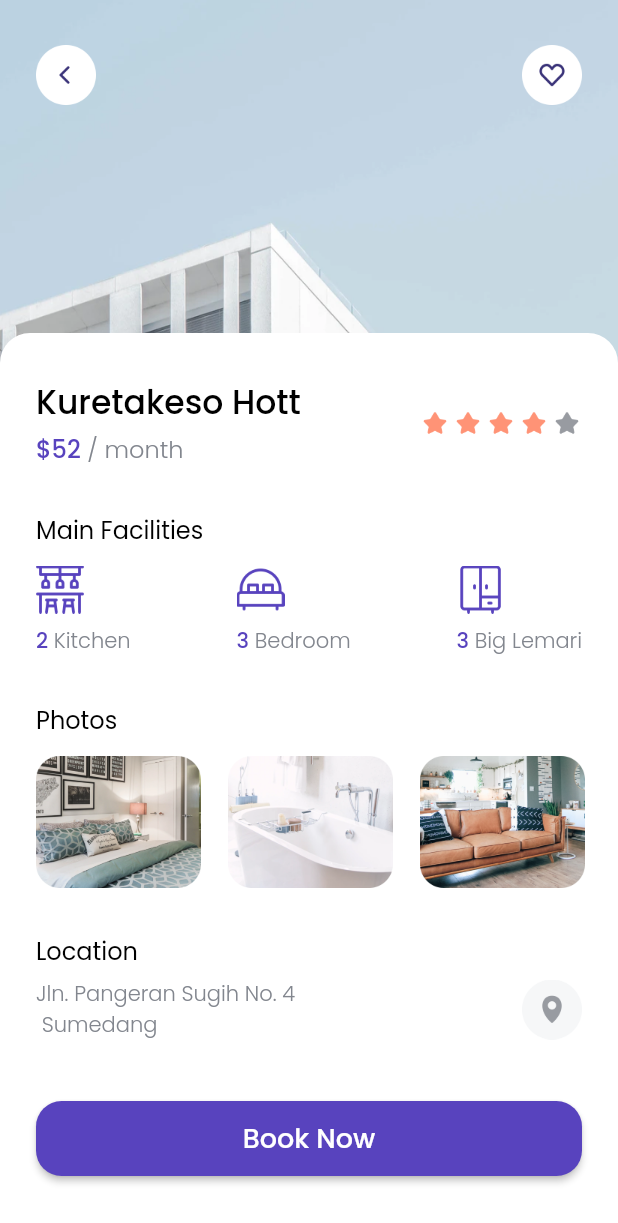
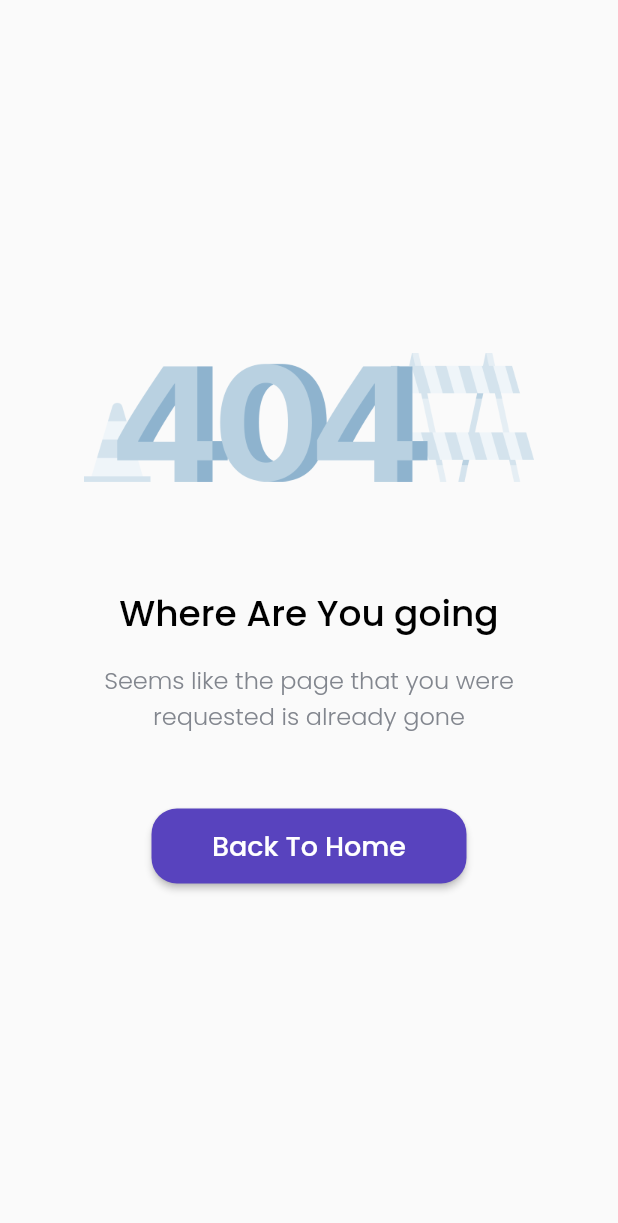
Before and after one commit to numanizudin/hotdoor_apps, a Flutter app: the DetailPage screen opened directly, scrolled down 106 dp, after a tap on "Book Now", on a phone screen of 412 x 824 dp. Shown: the top 1223 px of the screen. Run offline on Flutter 3.47's test engine with Material 2 defaults, Android fonts, the phone set to English and light mode, and no system bars; our stand-ins replace google_fonts.

Commit message:
error page

```diff
--- a/lib/pages/detail_page.dart
+++ b/lib/pages/detail_page.dart
@@ -1,10 +1,26 @@
 import 'package:flutter/material.dart';
+import 'package:hotdoor_apps/pages/error_page.dart';
 import 'package:hotdoor_apps/theme.dart';
 import 'package:hotdoor_apps/widgets/facility_item.dart';
+import 'package:url_launcher/url_launcher.dart';
 
 class DetailPage extends StatelessWidget {
   @override
   Widget build(BuildContext context) {
+    launchUrl(String url) async {
+      if (await canLaunch(url)) {
+        launch(url);
+      } else {
+        // throw (url);
+        Navigator.push(
+          context,
+          MaterialPageRoute(
+            builder: (Context) => ErrorPage(),
+          ),
+        );
+      }
+    }
+
     return Scaffold(
       backgroundColor: whiteColor,
       body: SafeArea(
@@ -236,9 +252,16 @@ class DetailPage extends StatelessWidget {
                               'Jln. Pangeran Sugih No. 4\n Sumedang',
                               style: greyTextStyle,
                             ),
-                            Image.asset(
-                              'assets/btn_map.png',
-                              width: 40,
+                            InkWell(
+                              onTap: () {
+                                // launchUrl(
+                                //     'https://goo.gl/maps/ueypwW2c6DjwH37h8');
+                                launchUrl('sadasdas');
+                              },
+                              child: Image.asset(
+                                'assets/btn_map.png',
+                                width: 40,
+                              ),
                             ),
                           ],
                         ),
@@ -253,7 +276,9 @@ class DetailPage extends StatelessWidget {
                         height: 50,
                         width: MediaQuery.of(context).size.width - (2 * edge),
                         child: RaisedButton(
-                          onPressed: () {},
+                          onPressed: () {
+                            launchUrl('tel:+6282217331735');
+                          },
                           color: purpleColor,
                           shape: RoundedRectangleBorder(
                             borderRadius: BorderRadius.circular(17),
--- /dev/null
+++ b/lib/pages/error_page.dart
@@ -0,0 +1,70 @@
+import 'package:flutter/material.dart';
+import 'package:hotdoor_apps/pages/home_page.dart';
+import 'package:hotdoor_apps/theme.dart';
+
+class ErrorPage extends StatelessWidget {
+  @override
+  Widget build(BuildContext context) {
+    return Scaffold(
+      body: SafeArea(
+        child: Center(
+          child: Column(
+            mainAxisAlignment: MainAxisAlignment.center,
+            children: [
+              Image.asset(
+                'assets/error.png',
+                width: 300,
+              ),
+              SizedBox(
+                height: 70,
+              ),
+              Text(
+                'Where Are You going',
+                style: blackTextStyle.copyWith(
+                  fontSize: 24,
+                ),
+              ),
+              SizedBox(
+                height: 14,
+              ),
+              Text(
+                'Seems like the page that you were\nrequested is already gone',
+                style: greyTextStyle.copyWith(
+                  fontSize: 16,
+                ),
+                textAlign: TextAlign.center,
+              ),
+              SizedBox(
+                height: 50,
+              ),
+              Container(
+                width: 210,
+                height: 50,
+                child: RaisedButton(
+                  onPressed: () {
+                    Navigator.pushAndRemoveUntil(
+                        context,
+                        MaterialPageRoute(
+                          builder: (context) => HomePage(),
+                        ),
+                        (route) => false);
+                  },
+                  color: purpleColor,
+                  shape: RoundedRectangleBorder(
+                    borderRadius: BorderRadius.circular(17),
+                  ),
+                  child: Text(
+                    'Back To Home',
+                    style: whiteTextStyle.copyWith(
+                      fontSize: 18,
+                    ),
+                  ),
+                ),
+              ),
+            ],
+          ),
+        ),
+      ),
+    );
+  }
+}
--- a/pubspec.yaml
+++ b/pubspec.yaml
@@ -25,6 +25,7 @@ dependencies:
   flutter:
     sdk: flutter
   google_fonts: ^1.1.1
+  url_launcher: ^5.7.10
 
 dev_dependencies:
   flutter_test:
```
Also changed, not shown: pubspec.lock.
